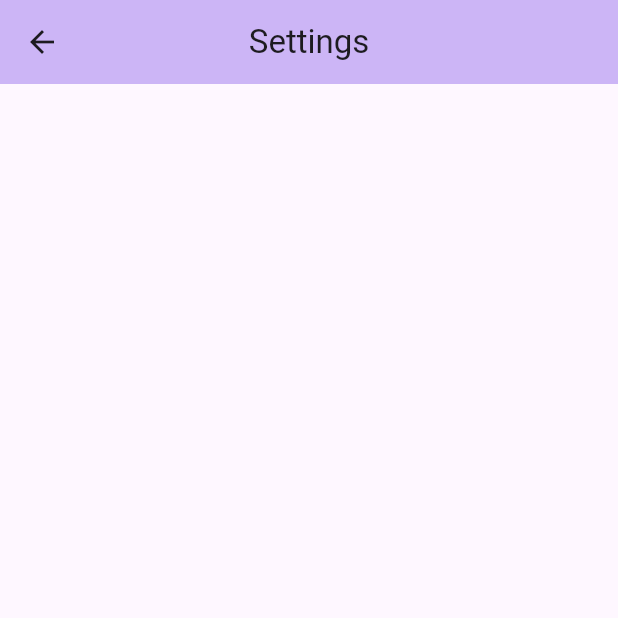
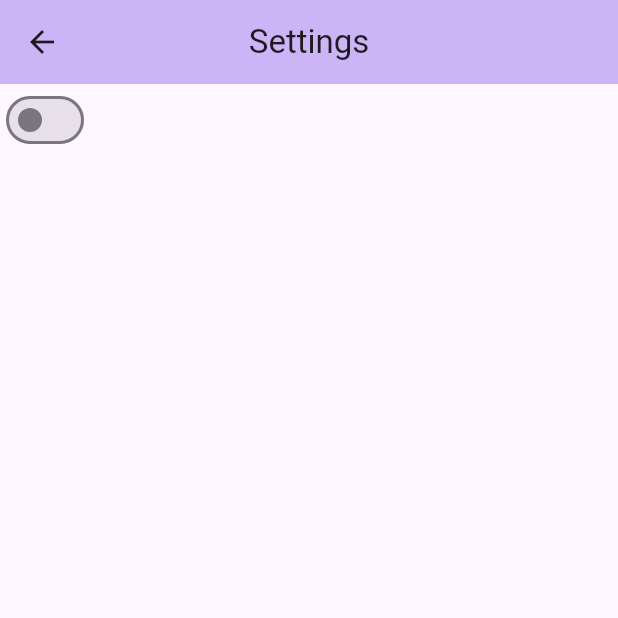
Before and after one commit to sorrowcode/kk-sendir, a Flutter app: the Settings screen opened by its route, on a phone screen of 412 x 824 dp, the top half of it. Run offline on Flutter 3.47's test engine with Material 3 defaults, Android fonts, the phone set to English and light mode, and no system bars.

```diff
--- a/app/lib/components/device_item.dart
+++ b/app/lib/components/device_item.dart
@@ -1,4 +1,5 @@
 class DeviceItem {
   String deviceName;
-  DeviceItem({required this.deviceName});
+  var uuid;
+  DeviceItem({required this.deviceName, required this.uuid,});
 }
--- a/app/lib/pages/settings.dart
+++ b/app/lib/pages/settings.dart
@@ -1,11 +1,50 @@
 import 'package:Remote_Control/pages/home_page.dart';
 import 'package:flutter/material.dart';
 
-class Settings extends StatelessWidget {
+class Settings extends StatefulWidget {
   const Settings({super.key});
 
   @override
+  State<Settings> createState() => _SettingsState();
+}
+
+class _SettingsState extends State<Settings> {
+  bool _onSelected = false;
+  @override
   Widget build(BuildContext context) {
+
+
+    final MaterialStateProperty<Color?> trackColor = MaterialStateProperty.resolveWith<Color?>(
+      (Set<MaterialState> states) {
+        // Track color when the switch is selected.
+        if (states.contains(MaterialState.selected)) {
+          return Colors.amber;
+        }
+        // Otherwise return null to set default track color
+        // for remaining states such as when the switch is
+        // hovered, focused, or disabled.
+        return null;
+      }
+    );
+
+    final MaterialStateProperty<Color?> overlayColor =
+        MaterialStateProperty.resolveWith<Color?>(
+      (Set<MaterialState> states) {
+        // Material color when switch is selected.
+        if (states.contains(MaterialState.selected)) {
+          return Colors.amber.withOpacity(0.54);
+        }
+        // Material color when switch is disabled.
+        if (states.contains(MaterialState.disabled)) {
+          return Colors.grey.shade400;
+        }
+        // Otherwise return null to set default material color
+        // for remaining states such as when the switch is
+        // hovered, or focused.
+        return null;
+      },
+    );
+
     return Scaffold(
       appBar: AppBar(
         backgroundColor: Theme.of(context).colorScheme.inversePrimary,
@@ -21,7 +60,20 @@ class Settings extends StatelessWidget {
         title: const Text('Settings'),
         centerTitle: true,
       ),
-      body: const Column(),
+      body: Column(
+        children: [
+          Switch(
+            value: _onSelected,
+            overlayColor: overlayColor,
+            trackColor: trackColor,
+            onChanged: (bool value) {
+              setState(() {
+                _onSelected = value;
+              });
+            },
+          ),
+        ],
+      ),
     );
   }
 }
--- a/app/pubspec.yaml
+++ b/app/pubspec.yaml
@@ -28,6 +28,7 @@ environment:
 # the latest version available on pub.dev. To see which dependencies have newer
 # versions available, run `flutter pub outdated`.
 dependencies:
+  uuid: ^4.3.2
   flutter:
     sdk: flutter
 
```
Also changed, not shown: app/lib/components/custom_drawer.dart (+84 -12 lines), app/lib/pages/home_page.dart (+6 -4 lines), app/pubspec.lock.
